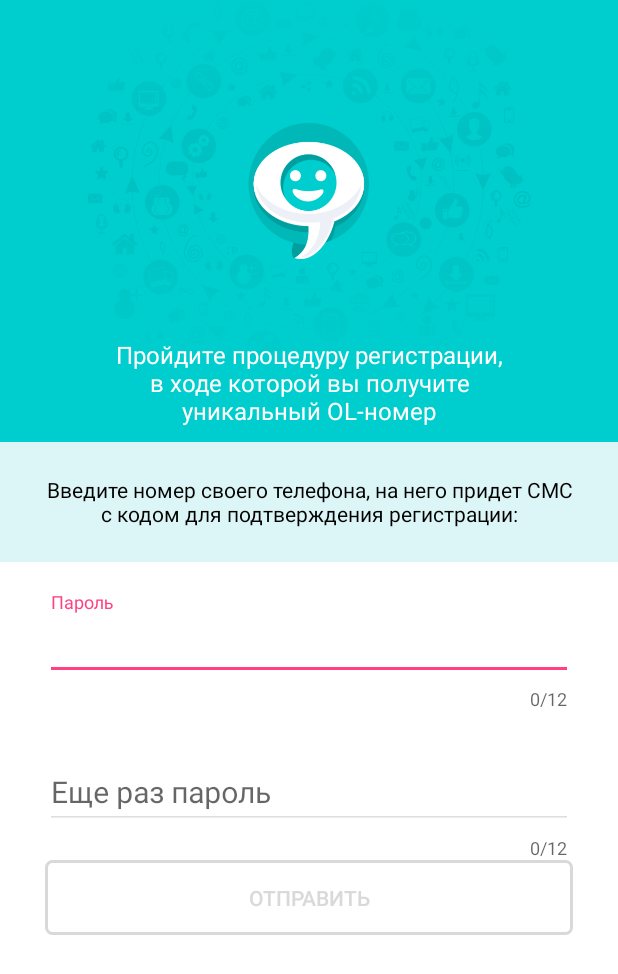
After one commit to squarest/OLPortal, an Android app: the PasswordActivity screen opened directly, with no data from a screen before it, on a phone screen of 412 x 824 dp. The commit adds this screen. Shown: the top 974 px of the screen. Run offline under Robolectric (Android 15) with nearby library versions, the phone set to English and light mode, and no system bars.

Commit message:
create password activity

```diff
--- a/app/build.gradle
+++ b/app/build.gradle
@@ -30,8 +30,8 @@ android {
 dependencies {
     compile fileTree(dir: 'libs', include: ['*.jar'])
     testCompile 'junit:junit:4.12'
-    compile 'com.android.support:appcompat-v7:23.0.1'
-    compile 'com.android.support:design:23.0.1'
+    compile 'com.android.support:appcompat-v7:23.1.0'
+    compile 'com.android.support:design:23.1.0'
     compile 'com.googlecode.libphonenumber:libphonenumber:7.2.2'
 
     compile 'com.squareup.retrofit2:retrofit:2.1.0'
--- a/app/src/main/AndroidManifest.xml
+++ b/app/src/main/AndroidManifest.xml
@@ -1,6 +1,6 @@
 <?xml version="1.0" encoding="utf-8"?>
 <manifest xmlns:android="http://schemas.android.com/apk/res/android"
-    package="com.example.olportal" >
+    package="com.example.olportal">
 
     <uses-permission android:name="android.permission.INTERNET" />
 
@@ -9,8 +9,8 @@
         android:icon="@mipmap/ic_launcher"
         android:label="@string/app_name"
         android:supportsRtl="true"
-        android:theme="@style/AppTheme" >
-        <activity android:name=".activities.SplashActivity" >
+        android:theme="@style/AppTheme">
+        <activity android:name=".activities.SplashActivity">
             <intent-filter>
                 <action android:name="android.intent.action.MAIN" />
 
@@ -18,10 +18,9 @@
             </intent-filter>
         </activity>
         <activity
-            android:name=".activities.RegistrationActivity"
+            android:name=".activities.registration.RegistrationActivity"
             android:windowSoftInputMode="stateHidden" />
-        <activity android:name=".PasswordActivity" >
-        </activity>
+        <activity android:name=".activities.PasswordActivity"></activity>
     </application>
 
 </manifest>
--- /dev/null
+++ b/app/src/main/java/com/example/olportal/activities/PasswordActivity.java
@@ -0,0 +1,15 @@
+package com.example.olportal.activities;
+
+import android.support.v7.app.AppCompatActivity;
+import android.os.Bundle;
+
+import com.example.olportal.R;
+
+public class PasswordActivity extends AppCompatActivity {
+
+    @Override
+    protected void onCreate(Bundle savedInstanceState) {
+        super.onCreate(savedInstanceState);
+        setContentView(R.layout.activity_password);
+    }
+}
--- /dev/null
+++ b/app/src/main/res/layout/activity_password.xml
@@ -0,0 +1,109 @@
+<?xml version="1.0" encoding="utf-8"?>
+<LinearLayout xmlns:android="http://schemas.android.com/apk/res/android"
+    xmlns:app="http://schemas.android.com/apk/res-auto"
+    xmlns:tools="http://schemas.android.com/tools"
+    android:layout_width="match_parent"
+    android:layout_height="match_parent"
+    android:orientation="vertical"
+    tools:context=".activities.registration.RegistrationActivity">
+
+    <RelativeLayout
+        android:layout_width="match_parent"
+        android:layout_height="wrap_content"
+        android:layout_weight="1.8"
+        android:background="@color/background">
+
+        <android.support.v7.widget.Toolbar
+            android:id="@+id/regToolbar"
+            android:layout_width="match_parent"
+            android:layout_height="?attr/actionBarSize" />
+
+        <ImageView
+            android:layout_width="match_parent"
+            android:layout_height="match_parent"
+            android:paddingBottom="40dp"
+            android:scaleType="fitCenter"
+            android:src="@drawable/reg_1" />
+
+        <TextView
+            android:layout_width="match_parent"
+            android:layout_height="wrap_content"
+            android:layout_alignParentBottom="true"
+            android:layout_marginBottom="10dp"
+            android:layout_marginLeft="65dp"
+            android:layout_marginRight="65dp"
+            android:text="@string/registration_info"
+            android:textAlignment="center"
+            android:textColor="#fff"
+            android:textSize="16dp" />
+    </RelativeLayout>
+
+    <LinearLayout
+        android:layout_width="match_parent"
+        android:layout_height="match_parent"
+        android:layout_weight="1"
+        android:background="#fff"
+        android:orientation="vertical">
+
+        <TextView
+            android:layout_width="match_parent"
+            android:layout_height="80dp"
+            android:background="@color/light_blue"
+            android:gravity="center"
+            android:paddingLeft="30dp"
+            android:paddingRight="30dp"
+            android:text="@string/registration_info2"
+            android:textColor="#000" />
+
+        <android.support.design.widget.TextInputLayout
+            android:id="@+id/passwordTextLayout"
+            style="@style/password_input_layout"
+            app:counterEnabled="true"
+            app:counterMaxLength="12"
+            app:errorEnabled="true">
+
+            <EditText
+                android:id="@+id/passwordEditText"
+                android:layout_width="match_parent"
+                android:layout_height="wrap_content"
+                android:backgroundTint="@color/grey_edit_text"
+                android:gravity="center_vertical"
+                android:hint="Пароль"
+                android:maxLength="12"
+                android:textColor="@color/grey_text"
+                android:textColorHint="@color/grey_text"
+                android:textSize="20dp" />
+        </android.support.design.widget.TextInputLayout>
+
+        <android.support.design.widget.TextInputLayout
+            android:id="@+id/confirmTextLayout"
+            style="@style/password_input_layout"
+            app:counterEnabled="true"
+            app:counterMaxLength="12"
+            app:errorEnabled="true">
+
+            <EditText
+                android:id="@+id/confirmEditText"
+                android:layout_width="match_parent"
+                android:layout_height="wrap_content"
+                android:backgroundTint="@color/grey_edit_text"
+                android:gravity="center_vertical"
+                android:hint="Еще раз пароль"
+                android:maxLength="12"
+                android:textColor="@color/grey_text"
+                android:textColorHint="@color/grey_text"
+                android:textSize="20dp" />
+        </android.support.design.widget.TextInputLayout>
+
+        <Button
+            android:id="@+id/numberButton"
+            style="@style/button"
+            android:layout_width="match_parent"
+            android:layout_height="50dp"
+            android:layout_marginLeft="30dp"
+            android:layout_marginRight="30dp"
+            android:enabled="false"
+            android:text="Отправить" />
+    </LinearLayout>
+
+</LinearLayout>
--- a/app/src/main/res/values/colors.xml
+++ b/app/src/main/res/values/colors.xml
@@ -9,4 +9,6 @@
     <color name="links">#0ebdbd</color>
     <color name="light_blue">#dcf5f6</color>
     <color name="grey_line">#d9d9d9</color>
+    <color name="grey_edit_text">#dedede</color>
+    <color name="grey_text">#797979</color>
 </resources>
--- a/app/src/main/res/values/styles.xml
+++ b/app/src/main/res/values/styles.xml
@@ -13,4 +13,12 @@
         <item name="android:textColor">@color/color</item>
     </style>
 
+    <style name="password_input_layout">
+        <item name="android:layout_width">match_parent</item>
+        <item name="android:layout_height">wrap_content</item>
+        <item name="android:layout_marginLeft">30dp</item>
+        <item name="android:layout_marginRight">30dp</item>
+        <item name="android:layout_marginTop">20dp</item>
+    </style>
+
 </resources>
```
